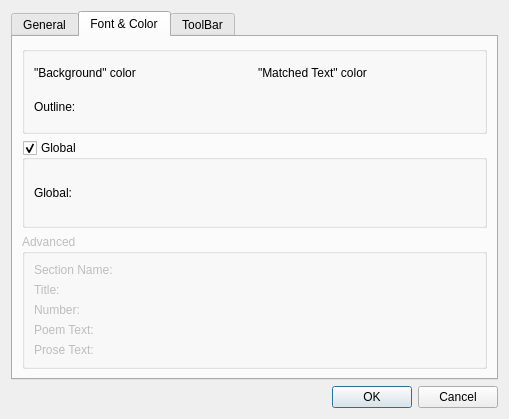
This is settings.ui in srazi/Saaghar as Qt 5 draws it before an edit. The edited form follows.
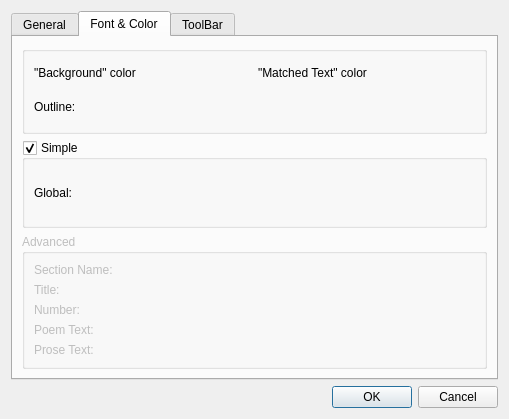
This is the edited form. The open tabs and pages were chosen to show the change. Icons and pictures are not drawn.

```diff
--- a/settings.ui
+++ b/settings.ui
@@ -426,7 +426,7 @@
        <item>
         <widget class="QGroupBox" name="globalFontColorGroupBox">
          <property name="title">
-          <string>Global</string>
+          <string>Simple</string>
          </property>
          <property name="checkable">
           <bool>true</bool>
```
